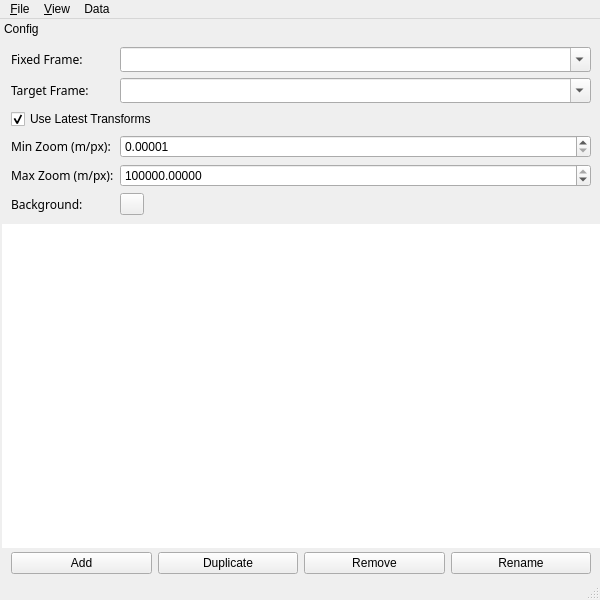
First picture: the form in mapviz/ui/mapviz.ui, repository swri-robotics/mapviz, before the edit.
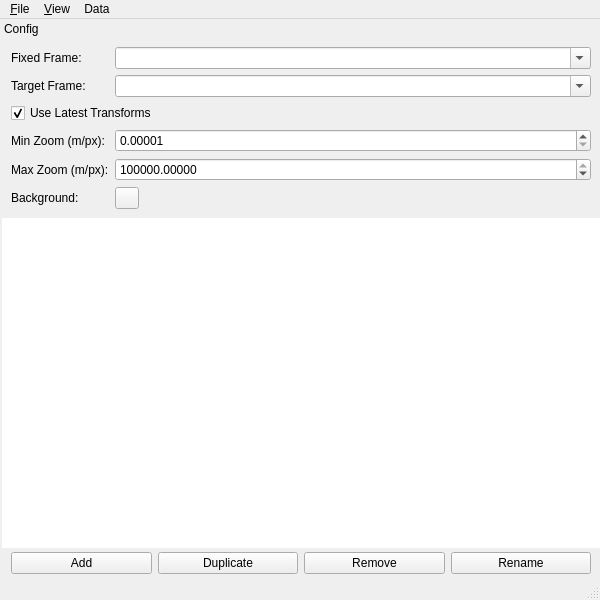
Second picture: the form after the edit. Custom widgets are drawn as their Qt base class.

Commit message: Fixing numerous issues with font size scaling and UI not respecting different resolutions and scale factors

Patch:
```diff
--- a/mapviz/ui/mapviz.ui
+++ b/mapviz/ui/mapviz.ui
@@ -125,12 +125,6 @@
             <verstretch>0</verstretch>
            </sizepolicy>
           </property>
-          <property name="font">
-           <font>
-            <family>Sans Serif</family>
-            <pointsize>9</pointsize>
-           </font>
-          </property>
           <property name="text">
            <string>Fixed Frame:</string>
           </property>
@@ -144,12 +138,6 @@
             <verstretch>0</verstretch>
            </sizepolicy>
           </property>
-          <property name="font">
-           <font>
-            <family>Sans Serif</family>
-            <pointsize>9</pointsize>
-           </font>
-          </property>
           <property name="text">
            <string>Target Frame:</string>
           </property>
@@ -163,12 +151,6 @@
             <verstretch>0</verstretch>
            </sizepolicy>
           </property>
-          <property name="font">
-           <font>
-            <family>Sans Serif</family>
-            <pointsize>9</pointsize>
-           </font>
-          </property>
           <property name="text">
            <string>Min Zoom (m/px):</string>
           </property>
@@ -201,12 +183,6 @@
             <verstretch>0</verstretch>
            </sizepolicy>
           </property>
-          <property name="font">
-           <font>
-            <family>Sans Serif</family>
-            <pointsize>9</pointsize>
-           </font>
-          </property>
           <property name="text">
            <string>Max Zoom (m/px):</string>
           </property>
@@ -239,12 +215,6 @@
             <verstretch>0</verstretch>
            </sizepolicy>
           </property>
-          <property name="font">
-           <font>
-            <family>Sans Serif</family>
-            <pointsize>9</pointsize>
-           </font>
-          </property>
           <property name="text">
            <string>Background:</string>
           </property>
@@ -293,12 +263,6 @@
             <verstretch>0</verstretch>
            </sizepolicy>
           </property>
-          <property name="font">
-           <font>
-            <family>Sans Serif</family>
-            <pointsize>9</pointsize>
-           </font>
-          </property>
           <property name="toolTip">
            <string>The reference frame for the camera view</string>
           </property>
@@ -315,12 +279,6 @@
             <verstretch>0</verstretch>
            </sizepolicy>
           </property>
-          <property name="font">
-           <font>
-            <family>Sans Serif</family>
-            <pointsize>9</pointsize>
-           </font>
-          </property>
           <property name="toolTip">
            <string>The reference frame used to denote the &quot;world&quot; frame
                                             </string>
```
The commit also changes 34 other files.
